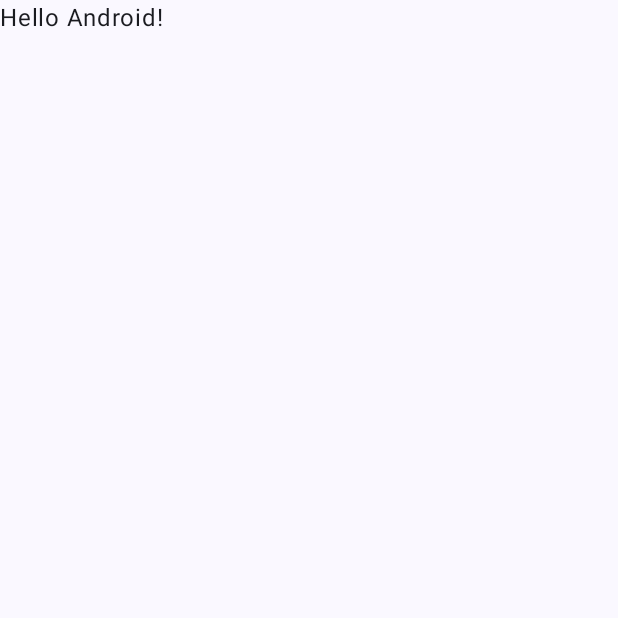
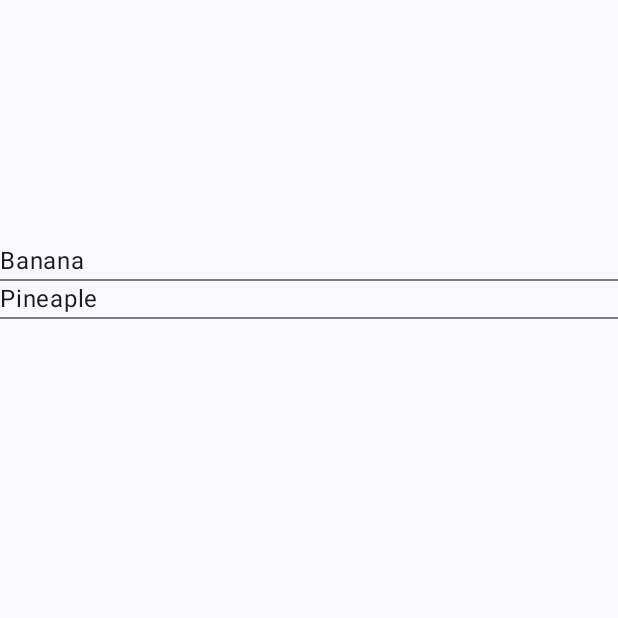
Before and after one commit to ivysotskyi/smb_pjatk, an Android app built with Jetpack Compose: the screen it shows after launch (MainActivity), on a phone screen of 412 x 824 dp, the top half of it. Before the commit the part shown is almost empty. Run offline under Robolectric (Android 15) with nearby library versions, the phone set to English and light mode, and no system bars; our stand-ins replace Room's generated code.

Commit message:
first working list with room database

```diff
--- a/app/build.gradle.kts
+++ b/app/build.gradle.kts
@@ -1,16 +1,17 @@
 plugins {
     id("com.android.application")
     id("org.jetbrains.kotlin.android")
+    id("com.google.devtools.ksp")
 }
 
 android {
     namespace = "com.example.shoppingtiger"
-    compileSdk = 33
+    compileSdk = 34
 
     defaultConfig {
         applicationId = "com.example.shoppingtiger"
         minSdk = 29
-        targetSdk = 33
+        targetSdk = 34
         versionCode = 1
         versionName = "1.0"
 
@@ -48,11 +49,15 @@ android {
         }
     }
 }
+kotlin {
+    jvmToolchain(8)
+}
 
 dependencies {
 
     implementation("androidx.core:core-ktx:1.9.0")
-    implementation("androidx.lifecycle:lifecycle-runtime-ktx:2.6.2")
+    implementation("androidx.lifecycle:lifecycle-runtime-ktx:2.5.2")
+    implementation("androidx.lifecycle:lifecycle-viewmodel-compose:2.5.2")
     implementation("androidx.activity:activity-compose:1.8.0")
     implementation(platform("androidx.compose:compose-bom:2023.03.00"))
     implementation("androidx.compose.ui:ui")
@@ -66,4 +71,11 @@ dependencies {
     androidTestImplementation("androidx.compose.ui:ui-test-junit4")
     debugImplementation("androidx.compose.ui:ui-tooling")
     debugImplementation("androidx.compose.ui:ui-test-manifest")
+
+
+    //room
+    ksp("androidx.room:room-compiler:2.5.2")
+    implementation("androidx.room:room-common:2.5.2")
+    implementation("androidx.room:room-runtime:2.5.2")
+    implementation("androidx.room:room-ktx:2.5.2")
 }
--- a/app/src/main/java/com/example/shoppingtiger/MainActivity.kt
+++ b/app/src/main/java/com/example/shoppingtiger/MainActivity.kt
@@ -1,28 +1,42 @@
 package com.example.shoppingtiger
 
 import android.os.Bundle
+import android.widget.Toast
 import androidx.activity.ComponentActivity
 import androidx.activity.compose.setContent
 import androidx.compose.foundation.layout.fillMaxSize
+import androidx.compose.foundation.layout.requiredHeight
+import androidx.compose.foundation.lazy.LazyColumn
+import androidx.compose.foundation.lazy.LazyRow
+import androidx.compose.foundation.lazy.items
+import androidx.compose.material3.Button
+import androidx.compose.material3.Divider
 import androidx.compose.material3.MaterialTheme
 import androidx.compose.material3.Surface
 import androidx.compose.material3.Text
 import androidx.compose.runtime.Composable
+import androidx.compose.runtime.collectAsState
+import androidx.compose.runtime.getValue
 import androidx.compose.ui.Modifier
 import androidx.compose.ui.tooling.preview.Preview
+import androidx.compose.ui.unit.dp
 import com.example.shoppingtiger.ui.theme.ShoppingTigerTheme
+import kotlinx.coroutines.flow.collectLatest
 
 class MainActivity : ComponentActivity() {
     override fun onCreate(savedInstanceState: Bundle?) {
         super.onCreate(savedInstanceState)
         setContent {
             ShoppingTigerTheme {
+                val viewModel = ShoppingListViewModel(application)
                 // A surface container using the 'background' color from the theme
                 Surface(
                     modifier = Modifier.fillMaxSize(),
                     color = MaterialTheme.colorScheme.background
                 ) {
-                    Greeting("Android")
+                    ShoppingListItems(
+                        viewModel = viewModel
+                    )
                 }
             }
         }
@@ -30,17 +44,20 @@ class MainActivity : ComponentActivity() {
 }
 
 @Composable
-fun Greeting(name: String, modifier: Modifier = Modifier) {
-    Text(
-        text = "Hello $name!",
-        modifier = modifier
-    )
-}
+fun ShoppingListItems(
+    viewModel:ShoppingListViewModel,
+    modifier: Modifier = Modifier) {
 
-@Preview(showBackground = true)
-@Composable
-fun GreetingPreview() {
-    ShoppingTigerTheme {
-        Greeting("Android")
+    val listItems by viewModel.items.collectAsState(emptyList())
+
+    LazyColumn(
+        modifier = Modifier.requiredHeight(500.dp)
+    ){
+        items(listItems) { item->
+            Text(
+                text = item.name
+            )
+            Divider()
+        }
     }
 }
--- /dev/null
+++ b/app/src/main/java/com/example/shoppingtiger/ShoppingListViewModel.kt
@@ -0,0 +1,40 @@
+package com.example.shoppingtiger
+
+import android.app.Application
+import android.content.Context
+import androidx.lifecycle.AndroidViewModel
+import androidx.lifecycle.viewModelScope
+import kotlinx.coroutines.flow.Flow
+import kotlinx.coroutines.launch
+import com.example.shoppingtiger.database.room.Item
+import com.example.shoppingtiger.database.room.ShoppingDatabase
+import com.example.shoppingtiger.ui.theme.ItemsRepository
+class ShoppingListViewModel(private val app: Application) : AndroidViewModel(app) {
+
+    private val itemRepo: ItemsRepository
+    val items: Flow<List<Item>>
+
+    init{
+        val itemDao = ShoppingDatabase.instance(app).itemDao()
+        itemRepo = ItemsRepository(itemDao)
+        insertItem(Item(name = "Banana"))
+        insertItem(Item(name = "Pineaple"))
+        items = itemRepo.allItems
+    }
+    fun insertItem(item: Item){
+        viewModelScope.launch {
+            itemRepo.insert(item)
+        }
+    }
+    fun updatetItem(item: Item){
+        viewModelScope.launch {
+            itemRepo.update(item)
+        }
+    }
+    fun deleteItem(item: Item){
+        viewModelScope.launch {
+            itemRepo.delete(item)
+        }
+    }
+
+}
--- /dev/null
+++ b/app/src/main/java/com/example/shoppingtiger/database/room/Item.kt
@@ -0,0 +1,17 @@
+package com.example.shoppingtiger.database.room
+
+import androidx.room.ColumnInfo
+import androidx.room.Entity
+import androidx.room.PrimaryKey
+
+@Entity (tableName = "items")
+data class Item (
+    @ColumnInfo(name = "item_id")
+    @PrimaryKey(autoGenerate = true)
+    val id : Int = 0,
+    val name : String,
+    val price : Double = 0.0,
+    val quantity : Int = 0,
+    val purchased : Boolean = false,
+) {
+}
--- /dev/null
+++ b/app/src/main/java/com/example/shoppingtiger/database/room/ItemDAO.kt
@@ -0,0 +1,25 @@
+package com.example.shoppingtiger.database.room
+
+import androidx.room.Dao
+import androidx.room.Query
+import androidx.room.Insert
+import androidx.room.Update
+import androidx.room.Delete
+import kotlinx.coroutines.flow.Flow
+
+@Dao
+interface ItemDAO {
+    @Query("SELECT * FROM items")
+    fun getItems(): Flow<List<Item>>
+
+    @Query("SELECT * FROM items WHERE item_id=:id")
+    fun getItem(id:Int): Flow<Item>
+    @Insert
+    suspend fun insertItem(item:Item)
+
+    @Update
+    suspend fun updateItem(item:Item)
+
+    @Delete
+    suspend fun deleteItem(item:Item)
+}
--- /dev/null
+++ b/app/src/main/java/com/example/shoppingtiger/database/room/ShoppingDatabase.kt
@@ -0,0 +1,28 @@
+package com.example.shoppingtiger.database.room
+
+import android.content.Context
+import androidx.room.Database
+import androidx.room.Room
+import androidx.room.RoomDatabase
+
+@Database (
+    entities = [Item::class], version = 1
+)
+abstract class ShoppingDatabase : RoomDatabase() {
+    abstract fun itemDao():ItemDAO
+
+    companion object{
+        private var DBInstance: ShoppingDatabase? = null
+
+        fun instance(context: Context): ShoppingDatabase{
+            if(DBInstance == null){
+                DBInstance = Room.databaseBuilder(
+                    context,
+                    ShoppingDatabase::class.java,
+                    "shopping_db"
+                ).build()
+            }
+            return DBInstance as ShoppingDatabase
+        }
+    }
+}
--- /dev/null
+++ b/app/src/main/java/com/example/shoppingtiger/ui/theme/ItemsRepository.kt
@@ -0,0 +1,12 @@
+package com.example.shoppingtiger.ui.theme
+
+import com.example.shoppingtiger.database.room.Item
+import com.example.shoppingtiger.database.room.ItemDAO
+
+class ItemsRepository(private val itemDao: ItemDAO) {
+
+    val allItems = itemDao.getItems()
+    suspend fun insert(item: Item) = itemDao.insertItem(item)
+    suspend fun update(item: Item) = itemDao.updateItem(item)
+    suspend fun delete(item: Item) = itemDao.deleteItem(item)
+}
--- a/build.gradle.kts
+++ b/build.gradle.kts
@@ -2,4 +2,5 @@
 plugins {
     id("com.android.application") version "8.1.2" apply false
     id("org.jetbrains.kotlin.android") version "1.8.10" apply false
+    id("com.google.devtools.ksp") version "1.8.10-1.0.9" apply false
 }
```
